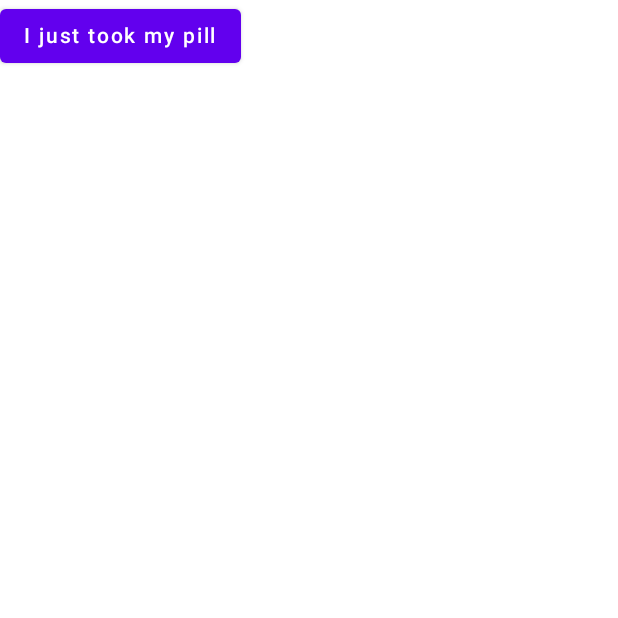
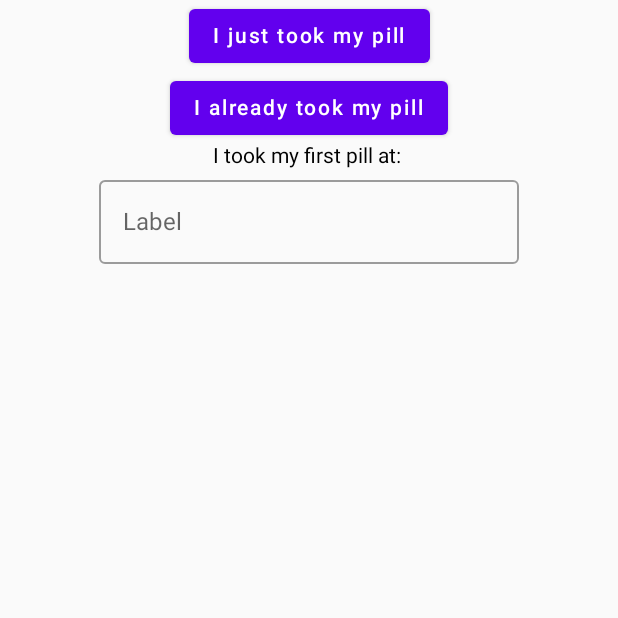
Before and after one commit to Wikignometry/med-alarm, an Android app built with Jetpack Compose: the screen it shows after launch (MainActivity), after a tap on "I just took my pill", on a phone screen of 412 x 824 dp, the top half of it. Run offline under Robolectric (Android 15) with nearby library versions, the phone set to English and light mode, and no system bars.

Commit message:
added timePicker

```diff
--- a/app/src/main/java/com/medalarm/medalarm/MainActivity.kt
+++ b/app/src/main/java/com/medalarm/medalarm/MainActivity.kt
@@ -1,20 +1,27 @@
 package com.medalarm.medalarm
 
+import android.app.TimePickerDialog
+import android.content.Context
 import android.os.Bundle
 import androidx.activity.ComponentActivity
 import androidx.activity.compose.setContent
 import androidx.compose.foundation.layout.fillMaxSize
-import androidx.compose.material.MaterialTheme
-import androidx.compose.material.Surface
-import androidx.compose.material.Button
-import androidx.compose.material.Text
 import android.widget.Toast
 import androidx.compose.foundation.layout.Column
+import androidx.compose.foundation.layout.fillMaxWidth
+import androidx.compose.material.*
 import androidx.compose.runtime.Composable
+import androidx.compose.runtime.MutableState
+import androidx.compose.runtime.mutableStateOf
+import androidx.compose.runtime.remember
+import androidx.compose.runtime.getValue
+import androidx.compose.runtime.setValue
 import androidx.compose.ui.platform.LocalContext
 import androidx.compose.ui.Modifier
+import androidx.compose.ui.Alignment
 import androidx.compose.ui.tooling.preview.Preview
 import com.medalarm.medalarm.ui.theme.MedAlarmTheme
+import java.util.*
 
 
 
@@ -22,26 +29,59 @@ class MainActivity : ComponentActivity() {
     override fun onCreate(savedInstanceState: Bundle?) {
         super.onCreate(savedInstanceState)
         setContent {
-            MedAlarmTheme {
-                // A surface container using the 'background' color from the theme
-                Surface(modifier = Modifier.fillMaxSize(), color = MaterialTheme.colors.background) {
-                    Column{
-                        ToastButton("I just took my pill", "Time logged!")
-                    }
-
-                }
+            Column(
+                horizontalAlignment = Alignment.CenterHorizontally,
+                modifier = Modifier.fillMaxWidth()
+            )
+            {
+                ToastButton("I just took my pill", "Time logged!")
+                TimePickerButton()
+                SimpleOutlinedTextFieldSample()
             }
         }
     }
 }
 
+// from https://github.com/Kiran-Bahalaskar/Time-Picker-With-Jetpack-Compose/blob/master/app/src/main/java/com/kiranbahalaskar/timepicker/MainActivity.kt
+@Composable
+fun TimePickerButton() {
+    val context = LocalContext.current
+    val calendar = Calendar.getInstance()
+    val hour = calendar[Calendar.HOUR_OF_DAY]
+    val minute = calendar[Calendar.MINUTE]
+    val time = remember { mutableStateOf("") }
 
+    val timePickerDialog = TimePickerDialog(
+        context,
+        { _, hour: Int, minute: Int ->
+            time.value = "$hour:$minute"
+        }, hour, minute, false
+    )
+        Button(onClick = {
+            timePickerDialog.show()
+        }) {
+            Text(text = "I already took my pill")
+        }
+    Text(text = "I took my first pill at: ${time.value}")
+}
+
+// from https://developer.android.com/jetpack/compose/text
+@Composable
+fun SimpleOutlinedTextFieldSample() {
+    var text by remember { mutableStateOf("") }
+
+    OutlinedTextField(
+        value = text,
+        onValueChange = { text = it },
+        label = { Text("Label") }
+    )
+}
 
 @Composable
 fun ToastButton(label: String, text: String) {
     val context = LocalContext.current
     Button(onClick = {
-        val duration = Toast.LENGTH_LONG
+        val duration = Toast.LENGTH_SHORT
         val toast = Toast.makeText(context, text, duration)
         toast.show()
     }) {
```
